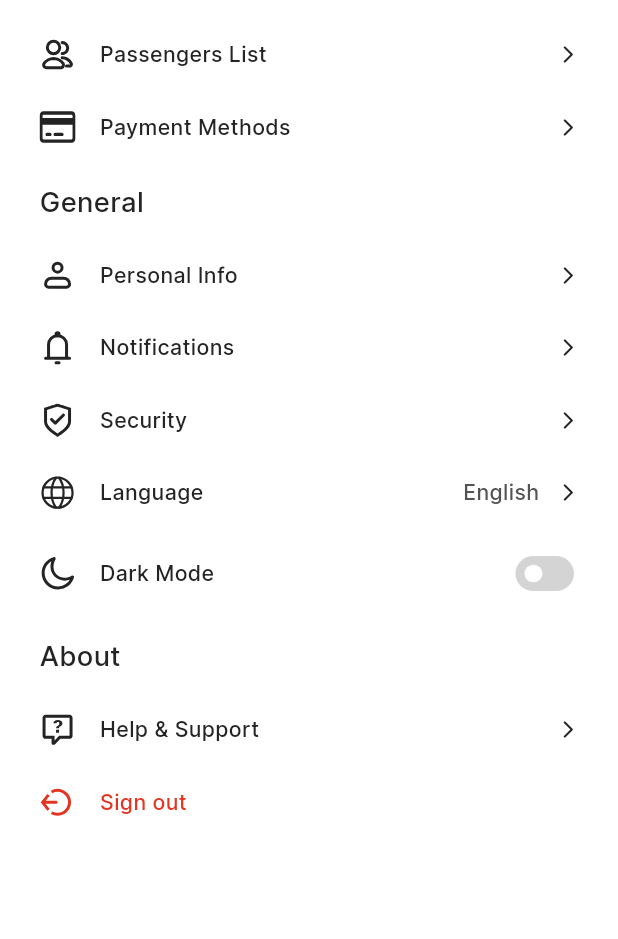
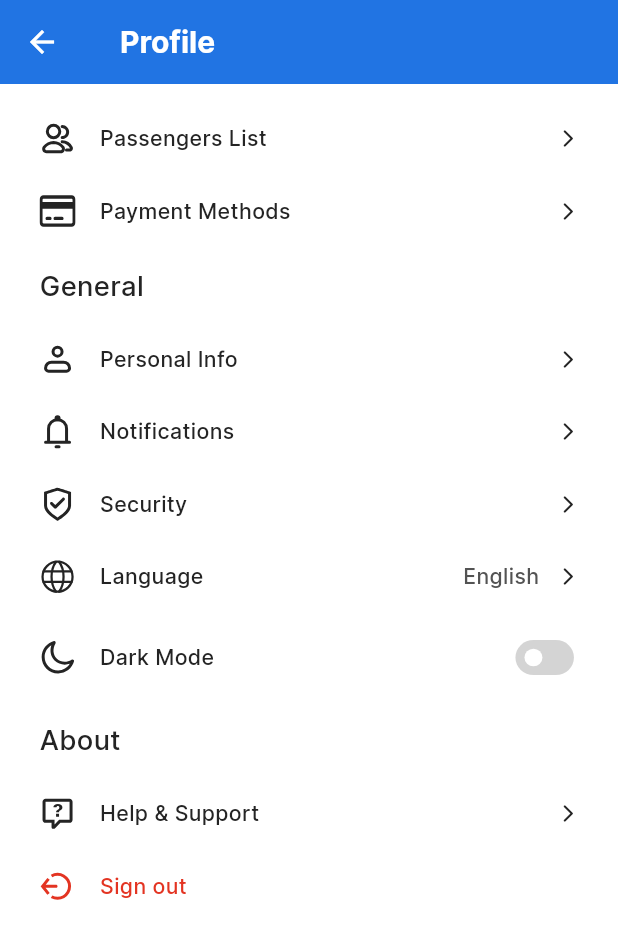
Before and after one commit to AymenSensai/SkyCruiseApp, a Flutter app: the ProfileScreen screen opened by its route, on a phone screen of 412 x 824 dp. Shown: the top 939 px of the screen. Run offline on Flutter 3.47's test engine with Material 3 defaults, Android fonts, the phone set to English and light mode, and no system bars; our stand-ins replace dio, flutter_screenutil, flutter_spinkit, flutter_svg, fluttertoast, get_it and 3 more; generated files the repository leaves out were written again.

Commit message:
- Added NotificationSettings screen. - Added appBar to Profle screen.

```diff
--- a/lib/core/routing/app_router.dart
+++ b/lib/core/routing/app_router.dart
@@ -1,4 +1,5 @@
 import 'package:flutter/material.dart';
+import '../../features/profile/presentation/screens/notificationSettings.dart';
 import '../../features/search/presentation/screens/search.dart';
 import 'routes.dart';
 import '../../features/authentication/presentation/screens/confirm_new_password.dart';
@@ -26,7 +27,7 @@ class AppRouter {
       case Routes.signUp:
         return MaterialPageRoute(builder: (_) => const SignUpScreen());
       case Routes.forgetPassword:
-        return MaterialPageRoute(builder: (_) =>       ForgetPasswordScreen());
+        return MaterialPageRoute(builder: (_) => ForgetPasswordScreen());
       case Routes.confirmOtp:
         return MaterialPageRoute(builder: (_) => const ConfirmOtpScreen());
       case Routes.confirmNewPassword:
@@ -45,8 +46,12 @@ class AppRouter {
         return MaterialPageRoute(builder: (_) => const SavedScreen());
       case Routes.trips:
         return MaterialPageRoute(builder: (_) => const TripsScreen());
+
       case Routes.profile:
         return MaterialPageRoute(builder: (_) => const ProfileScreen());
+      case Routes.notificationSettings:
+        return MaterialPageRoute(
+            builder: (_) => const NotificationSettingsScreen());
 
       case Routes.search:
         return MaterialPageRoute(builder: (_) => const SearchScreen());
--- a/lib/core/routing/routes.dart
+++ b/lib/core/routing/routes.dart
@@ -12,7 +12,9 @@ class Routes {
 
   static const String saved = '/saved';
   static const String trips = '/trips';
+
   static const String profile = '/profile';
+  static const String notificationSettings = '/notificationSettings';
 
   static const String search = '/search';
 }
--- a/lib/core/widgets/custom_quick_alert.dart
+++ b/lib/core/widgets/custom_quick_alert.dart
@@ -1,5 +1,5 @@
 import 'package:flutter/material.dart';
-import 'package:sky_cruise/core/theming/colors.dart';
+import '../theming/colors.dart';
 import 'package:flutter_spinkit/flutter_spinkit.dart';
 
 class CustomQuickAlert extends StatelessWidget {
--- a/lib/core/widgets/switch.dart
+++ b/lib/core/widgets/switch.dart
@@ -3,9 +3,10 @@ import 'package:flutter/material.dart';
 import '../theming/colors.dart';
 
 class CustomSwitch extends StatelessWidget {
-  const CustomSwitch({super.key, required this.onChanged});
+  const CustomSwitch({super.key, required this.onChanged, this.isSwitched});
 
   final VoidCallback onChanged;
+  final bool? isSwitched;
 
   @override
   Widget build(BuildContext context) {
@@ -16,11 +17,12 @@ class CustomSwitch extends StatelessWidget {
         fit: BoxFit.fill,
         child: Switch(
             activeColor: ColorsManager.primary500,
+            activeTrackColor: ColorsManager.primary500,
             inactiveTrackColor: ColorsManager.neutral100,
             trackOutlineColor:
                 const MaterialStatePropertyAll(Colors.transparent),
             thumbColor: const MaterialStatePropertyAll(ColorsManager.neutral50),
-            value: false,
+            value: isSwitched ?? false,
             onChanged: (value) => onChanged()),
       ),
     );
--- a/lib/features/authentication/presentation/screens/confirm_otp_screen.dart
+++ b/lib/features/authentication/presentation/screens/confirm_otp_screen.dart
@@ -1,10 +1,10 @@
 import 'package:flutter/material.dart';
 import 'package:flutter_screenutil/flutter_screenutil.dart';
-import 'package:sky_cruise/core/theming/colors.dart';
-import 'package:sky_cruise/core/routing/routes.dart';
+import '../../../../core/theming/colors.dart';
+import '../../../../core/routing/routes.dart';
 import 'dart:async';
 
-import 'package:sky_cruise/core/widgets/app_text_form_field.dart';
+import '../../../../core/widgets/app_text_form_field.dart';
 
 class ConfirmOtpScreen extends StatefulWidget {
   const ConfirmOtpScreen({Key? key}) : super(key: key);
--- a/lib/features/authentication/presentation/screens/welcome_screen.dart
+++ b/lib/features/authentication/presentation/screens/welcome_screen.dart
@@ -1,8 +1,8 @@
 import 'package:flutter/material.dart';
-import 'package:sky_cruise/core/theming/colors.dart';
+import '../../../../core/theming/colors.dart';
 import 'package:flutter_svg/flutter_svg.dart';
-import 'package:sky_cruise/core/widgets/app_text_button.dart';
-import 'package:sky_cruise/core/routing/routes.dart';
+import '../../../../core/widgets/app_text_button.dart';
+import '../../../../core/routing/routes.dart';
 import 'package:flutter_screenutil/flutter_screenutil.dart';
 
 class WelcomeScreen extends StatelessWidget {
--- a/lib/features/profile/presentation/screens/profile.dart
+++ b/lib/features/profile/presentation/screens/profile.dart
@@ -1,6 +1,8 @@
 import 'package:flutter/material.dart';
 import 'package:flutter_screenutil/flutter_screenutil.dart';
 import 'package:flutter_svg/flutter_svg.dart';
+import '../../../../core/helpers/extensions.dart';
+import '../../../../core/routing/routes.dart';
 import '../../../../core/helpers/spacing.dart';
 import '../../../../core/theming/styles.dart';
 import '../../../../core/utils/assets.dart';
@@ -13,6 +15,7 @@ class ProfileScreen extends StatelessWidget {
   @override
   Widget build(BuildContext context) {
     return Scaffold(
+      appBar: AppBar(title: const Text('Profile')),
       body: SafeArea(
           child: SingleChildScrollView(
         child: Padding(
@@ -20,18 +23,23 @@ class ProfileScreen extends StatelessWidget {
           child: Column(
             crossAxisAlignment: CrossAxisAlignment.start,
             children: [
-              iconAndTextRow(Assets.passengersSettings, 'Passengers List'),
-              iconAndTextRow(Assets.card, 'Payment Methods'),
+              iconAndTextRow(
+                  Assets.passengersSettings, 'Passengers List', () {}),
+              iconAndTextRow(Assets.card, 'Payment Methods', () {}),
               verticalSpace(12),
               Text(
                 'General',
                 style: TextStyles.font18Neutral900Medium,
               ),
               verticalSpace(12),
-              iconAndTextRow(Assets.profileSettings, 'Personal Info'),
-              iconAndTextRow(Assets.notificationSettings, 'Notifications'),
-              iconAndTextRow(Assets.security, 'Security'),
-              iconAndTextRow(Assets.language, 'Language',
+              iconAndTextRow(Assets.profileSettings, 'Personal Info', () {}),
+              iconAndTextRow(
+                Assets.notificationSettings,
+                'Notifications',
+                () => context.pushNamed(Routes.notificationSettings),
+              ),
+              iconAndTextRow(Assets.security, 'Security', () {}),
+              iconAndTextRow(Assets.language, 'Language', () {},
                   widget: Row(
                     children: [
                       Text(
@@ -49,6 +57,7 @@ class ProfileScreen extends StatelessWidget {
               iconAndTextRow(
                 Assets.moon,
                 'Dark Mode',
+                () {},
                 widget: CustomSwitch(
                   onChanged: () {},
                 ),
@@ -59,11 +68,12 @@ class ProfileScreen extends StatelessWidget {
                 style: TextStyles.font18Neutral900Medium,
               ),
               verticalSpace(12),
-              iconAndTextRow(Assets.support, 'Help & Support'),
+              iconAndTextRow(Assets.support, 'Help & Support', () {}),
               iconAndTextRow(
                 Assets.signOut,
                 'Sign out',
                 color: ColorsManager.error500,
+                () {},
                 widget: const SizedBox.shrink(),
               ),
             ],
@@ -73,11 +83,13 @@ class ProfileScreen extends StatelessWidget {
     );
   }
 
-  Widget iconAndTextRow(String icon, String text,
+  Widget iconAndTextRow(String icon, String text, VoidCallback onTap,
       {Color? color, Widget? widget}) {
     return Padding(
       padding: EdgeInsets.symmetric(vertical: 12.h),
-      child: Row(children: [
+      child: GestureDetector(
+        onTap: () => onTap(),
+        child: Row(crossAxisAlignment: CrossAxisAlignment.center, children: [
           SvgPicture.asset(
             icon,
             colorFilter: ColorFilter.mode(
@@ -98,6 +110,7 @@ class ProfileScreen extends StatelessWidget {
                 size: 14,
               )
         ]),
+      ),
     );
   }
 }
```
Also changed, not shown: lib/features/authentication/presentation/screens/confirm_new_password.dart (+6 -8 lines), lib/features/authentication/presentation/screens/forget_password_screen.dart (+5 -5 lines), lib/features/authentication/presentation/screens/sign_in_screen.dart (+7 -7 lines), lib/features/authentication/presentation/screens/sign_up_screen.dart (+6 -6 lines), lib/features/profile/presentation/screens/notificationSettings.dart (added, +53 -0 lines). Lines whose indentation alone changed are shown as unchanged.
